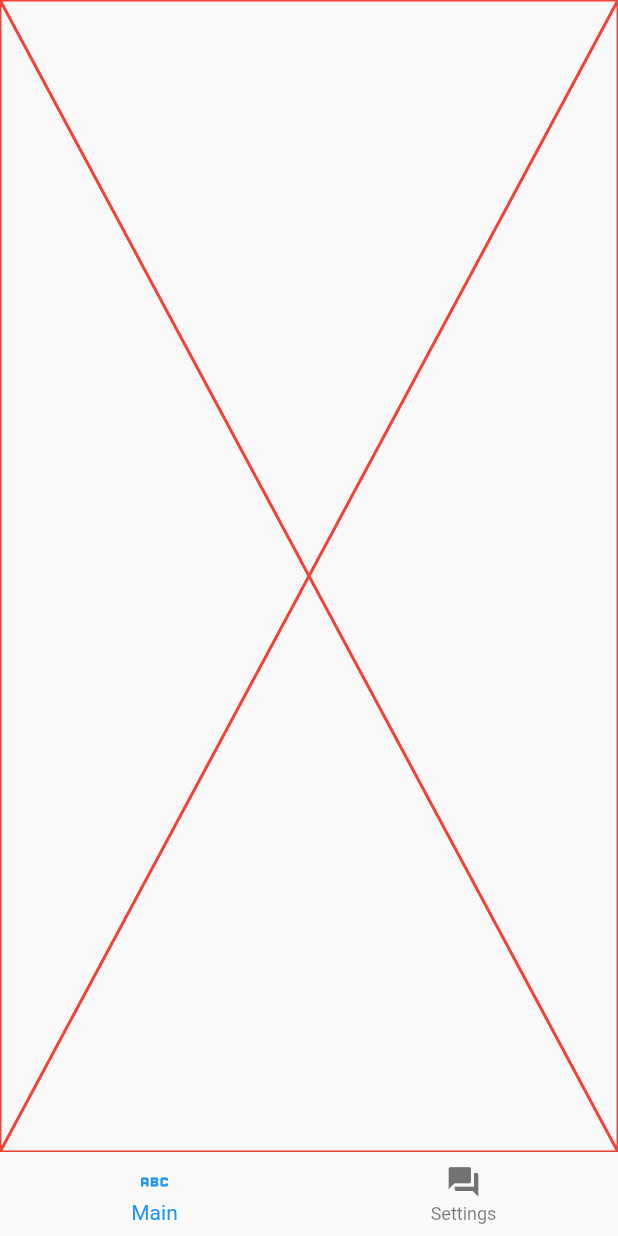
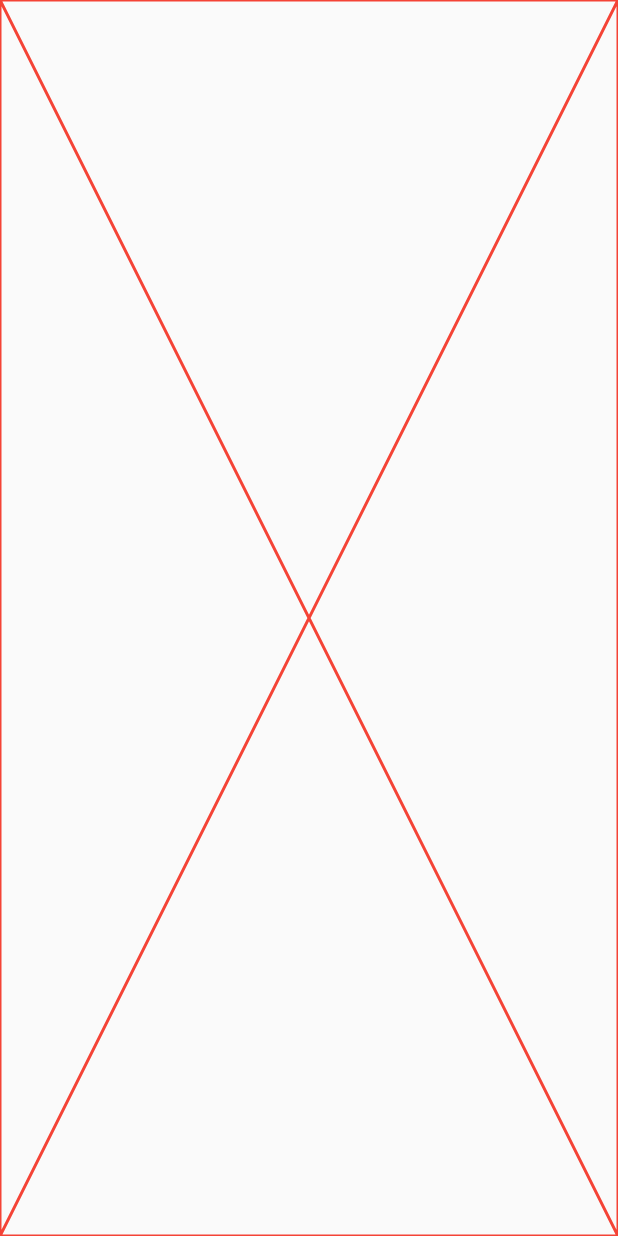
Before and after one commit to BoringStuff-SRL/FlutterBoringApp, a Flutter app: the screen it shows after launch, on a phone screen of 412 x 824 dp. Run offline on Flutter 3.47's test engine with Material 2 defaults, Android fonts, the light colour scheme and no system bars; our stand-ins replace go_router; missing offline and left inert: syncfusion_localizations.

Commit message:
fix chiamate

```diff
--- a/example/lib/main.dart
+++ b/example/lib/main.dart
@@ -13,7 +13,7 @@ class MyApp extends StatelessWidget {
   @override
   Widget build(BuildContext context) {
     return BoringApp(
-      initialLocation: "/main",
+      initialLocation: "/a",
       sections: [
         BoringAppSection(
           drawerFooterBuilder: (context) {
@@ -25,7 +25,7 @@ class MyApp extends StatelessWidget {
             );
           },
           drawerStyle:
-              BoringDrawerStyle(sectionNavigator: SectionNavigator.navBar),
+              BoringDrawerStyle(sectionNavigator: SectionNavigator.drawer),
           drawerTileStyle: BoringDrawerTileStyle(
             selectedColor: Colors.transparent,
             selectedTextColor: Colors.pink,
@@ -37,22 +37,54 @@ class MyApp extends StatelessWidget {
           children: [
             BoringPage(
                 icon: Icon(Icons.abc),
-              drawerLabel: "Main",
-              path: "main",
+                drawerLabel: "A",
+                path: "a",
                 builder: (context, state) {
+                  print('BUILD A');
                   return Placeholder(
                     color: Colors.red,
                   );
                 },
+                subPages: [
+                  BoringPage(
+                      icon: Icon(Icons.abc),
+                      drawerLabel: "A1",
+                      path: ":pippo",
+                      builder: (context, state) {
+                        print('BUILD A1 -> ${state.pathParameters['pippo']}');
+                        return Placeholder(
+                          color: Colors.red,
+                        );
+                      },
+                      subPages: [
+                        BoringPage(
+                          path: 'mezzo',
+                          icon: Icon(Icons.abc),
+                          drawerLabel: "A1",
+                          builder: (context, state) {
+                            print(
+                                'BUILD MEZZO -> ${state.pathParameters['pippo']}');
+                            return Placeholder(
+                              color: Colors.red,
+                            );
+                          },
+                          subPages: [
+                            BoringPage(
+                              icon: Icon(Icons.abc),
+                              drawerLabel: "A2",
+                              path: ":id",
+                              builder: (context, state) {
+                                print(
+                                    'BUILD A2 -> ${state.pathParameters['id']} -> ${state.pathParameters['pippo']}');
+                                return Placeholder(
+                                  color: Colors.red,
+                                );
+                              },
+                            )
+                          ],
                         ),
-            BoringPage(
-              drawerLabel: "Settings",
-              path: "settings",
-              icon: Icon(Icons.question_answer),
-              builder: (context, state) {
-                return HomePage();
-              },
-            ),
+                      ])
+                ]),
           ],
         )
       ],
--- a/lib/boring_app/boring_app_section.dart
+++ b/lib/boring_app/boring_app_section.dart
@@ -86,7 +86,6 @@ class BoringAppSection {
         onTap: (value) {
           GoRouter.of(context).go(ch[value].path);
         },
-
         selectedItemColor: drawerTileStyle.selectedIconColor,
         unselectedItemColor: drawerTileStyle.unSelectedIconColor,
         currentIndex:
@@ -142,7 +141,9 @@ class BoringAppSection {
       .where((element) =>
           element.isHiddenFromDrawer == hiddenFromDrawer ||
           element.maintainDrawer)
-      .map((e) => e.getRoutes(addPrefix: !hasPath, redirectInjection: redirect))
+      .map((e) {
+        return e.getRoutes(addPrefix: !hasPath, redirectInjection: redirect);
+      })
       .expand((element) => element)
       .toList();
 
--- a/lib/boring_app/boring_page/boring_page.dart
+++ b/lib/boring_app/boring_page/boring_page.dart
@@ -88,11 +88,33 @@ class BoringPage implements BoringPageBase {
                 redirect?.call(context, state),
             routes: _getSubRoutes(subPages),
             pageBuilder: builder != null
-                ? (context, state) => NoTransitionPage(
-                    child: Title(
-                        color: Theme.of(context).primaryColor.withAlpha(0xFF),
-                        title: drawerLabel,
-                        child: builder!(context, state)))
+                ? (context, state) {
+                    //print(state.fullPath);
+
+                    final split = state.fullPath!.split('/');
+                    String subpath = '';
+                    final fullPath = state.fullPath;
+                    for (final section in split) {
+                      subpath += '$section/';
+                      if (section == path) {
+                        break;
+                      }
+                    }
+                    subpath = subpath.substring(0, subpath.length - 1);
+
+                    final buildBuilder = fullPath == subpath;
+                    // print("FULL PATH: $fullPath");
+                    // print("SUB PATH: $subpath");
+
+                    return NoTransitionPage(
+                        child: Title(
+                            color:
+                                Theme.of(context).primaryColor.withAlpha(0xFF),
+                            title: drawerLabel,
+                            child: buildBuilder
+                                ? builder!(context, state)
+                                : Container()));
+                  }
                 : null)
     ];
   }
```
Lines whose indentation alone changed are shown as unchanged.
